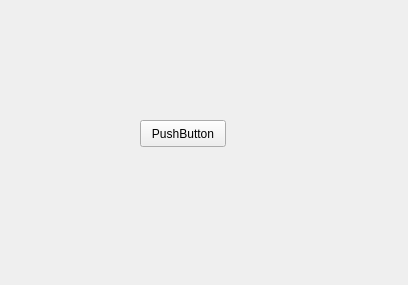
Before: the Qt Designer form vv/qt_ui/vvToolSegmentation.ui in open-vv/vv, drawn with Qt 5.
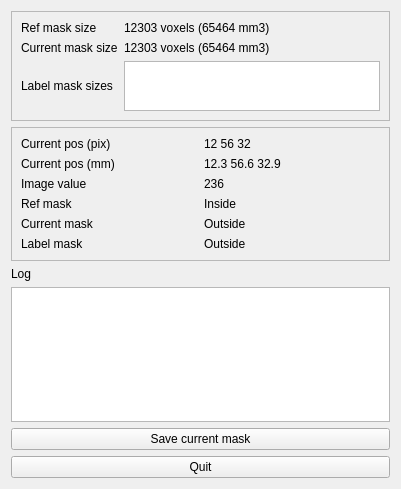
After: the same form once the commit is applied.

Patch:
```diff
--- a/vv/qt_ui/vvToolSegmentation.ui
+++ b/vv/qt_ui/vvToolSegmentation.ui
@@ -6,26 +6,196 @@
    <rect>
     <x>0</x>
     <y>0</y>
-    <width>408</width>
-    <height>285</height>
+    <width>401</width>
+    <height>489</height>
    </rect>
   </property>
   <property name="windowTitle">
    <string>Binarize image</string>
   </property>
-  <widget class="QPushButton" name="pushButton">
-   <property name="geometry">
-    <rect>
-     <x>140</x>
-     <y>120</y>
-     <width>86</width>
-     <height>27</height>
-    </rect>
-   </property>
-   <property name="text">
-    <string>PushButton</string>
-   </property>
-  </widget>
+  <layout class="QVBoxLayout" name="verticalLayout">
+   <item>
+    <widget class="QFrame" name="frame">
+     <property name="frameShape">
+      <enum>QFrame::StyledPanel</enum>
+     </property>
+     <property name="frameShadow">
+      <enum>QFrame::Raised</enum>
+     </property>
+     <layout class="QGridLayout" name="gridLayout_2">
+      <item row="0" column="0">
+       <widget class="QLabel" name="label_2">
+        <property name="text">
+         <string>Ref mask size</string>
+        </property>
+       </widget>
+      </item>
+      <item row="0" column="1">
+       <widget class="QLabel" name="mRefMaskSizeLabel">
+        <property name="text">
+         <string>12303 voxels (65464 mm3)</string>
+        </property>
+       </widget>
+      </item>
+      <item row="1" column="0">
+       <widget class="QLabel" name="label_3">
+        <property name="text">
+         <string>Current mask size</string>
+        </property>
+       </widget>
+      </item>
+      <item row="1" column="1">
+       <widget class="QLabel" name="mCurrentMaskSizeLabel">
+        <property name="text">
+         <string>12303 voxels (65464 mm3)</string>
+        </property>
+       </widget>
+      </item>
+      <item row="2" column="0">
+       <widget class="QLabel" name="label_4">
+        <property name="text">
+         <string>Label mask sizes</string>
+        </property>
+       </widget>
+      </item>
+      <item row="2" column="1">
+       <widget class="QTextEdit" name="textEdit">
+        <property name="maximumSize">
+         <size>
+          <width>16777215</width>
+          <height>50</height>
+         </size>
+        </property>
+       </widget>
+      </item>
+     </layout>
+    </widget>
+   </item>
+   <item>
+    <widget class="QFrame" name="frame_2">
+     <property name="frameShape">
+      <enum>QFrame::StyledPanel</enum>
+     </property>
+     <property name="frameShadow">
+      <enum>QFrame::Raised</enum>
+     </property>
+     <layout class="QGridLayout" name="gridLayout">
+      <item row="0" column="1">
+       <widget class="QLabel" name="label_10">
+        <property name="text">
+         <string>12 56 32</string>
+        </property>
+       </widget>
+      </item>
+      <item row="1" column="0">
+       <widget class="QLabel" name="label_12">
+        <property name="text">
+         <string>Current pos (mm)</string>
+        </property>
+       </widget>
+      </item>
+      <item row="1" column="1">
+       <widget class="QLabel" name="label_11">
+        <property name="text">
+         <string>12.3 56.6 32.9</string>
+        </property>
+       </widget>
+      </item>
+      <item row="2" column="0">
+       <widget class="QLabel" name="label_14">
+        <property name="text">
+         <string>Image value</string>
+        </property>
+       </widget>
+      </item>
+      <item row="2" column="1">
+       <widget class="QLabel" name="label_13">
+        <property name="text">
+         <string>236</string>
+        </property>
+       </widget>
+      </item>
+      <item row="3" column="0">
+       <widget class="QLabel" name="label_15">
+        <property name="text">
+         <string>Ref mask</string>
+        </property>
+       </widget>
+      </item>
+      <item row="3" column="1">
+       <widget class="QLabel" name="label_16">
+        <property name="text">
+         <string>Inside</string>
+        </property>
+       </widget>
+      </item>
+      <item row="4" column="0">
+       <widget class="QLabel" name="label_18">
+        <property name="text">
+         <string>Current mask</string>
+        </property>
+       </widget>
+      </item>
+      <item row="4" column="1">
+       <widget class="QLabel" name="label_17">
+        <property name="text">
+         <string>Outside</string>
+        </property>
+       </widget>
+      </item>
+      <item row="5" column="0">
+       <widget class="QLabel" name="label_19">
+        <property name="text">
+         <string>Label mask</string>
+        </property>
+       </widget>
+      </item>
+      <item row="5" column="1">
+       <widget class="QLabel" name="label_20">
+        <property name="text">
+         <string>Outside</string>
+        </property>
+       </widget>
+      </item>
+      <item row="0" column="0">
+       <widget class="QLabel" name="label_9">
+        <property name="text">
+         <string>Current pos (pix)</string>
+        </property>
+       </widget>
+      </item>
+     </layout>
+    </widget>
+   </item>
+   <item>
+    <widget class="QLabel" name="label">
+     <property name="text">
+      <string>Log</string>
+     </property>
+    </widget>
+   </item>
+   <item>
+    <widget class="QTextEdit" name="mLogText">
+     <property name="readOnly">
+      <bool>true</bool>
+     </property>
+    </widget>
+   </item>
+   <item>
+    <widget class="QPushButton" name="pushButton_2">
+     <property name="text">
+      <string>Save current mask</string>
+     </property>
+    </widget>
+   </item>
+   <item>
+    <widget class="QPushButton" name="pushButton">
+     <property name="text">
+      <string>Quit</string>
+     </property>
+    </widget>
+   </item>
+  </layout>
  </widget>
  <resources/>
  <connections/>
```
